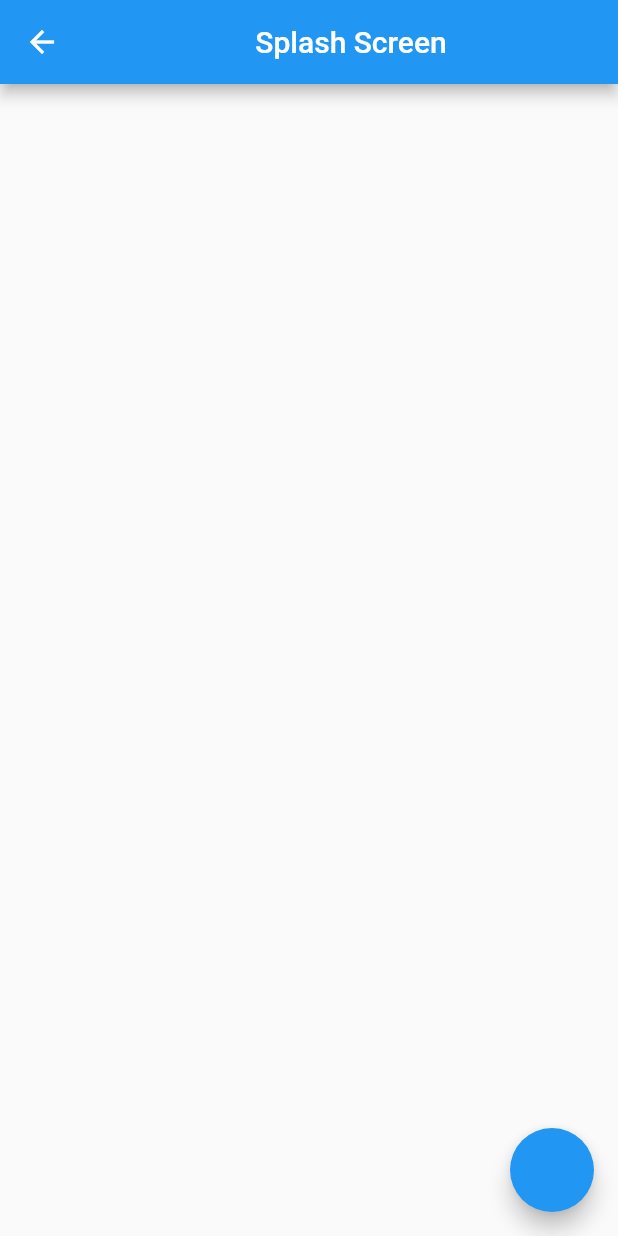
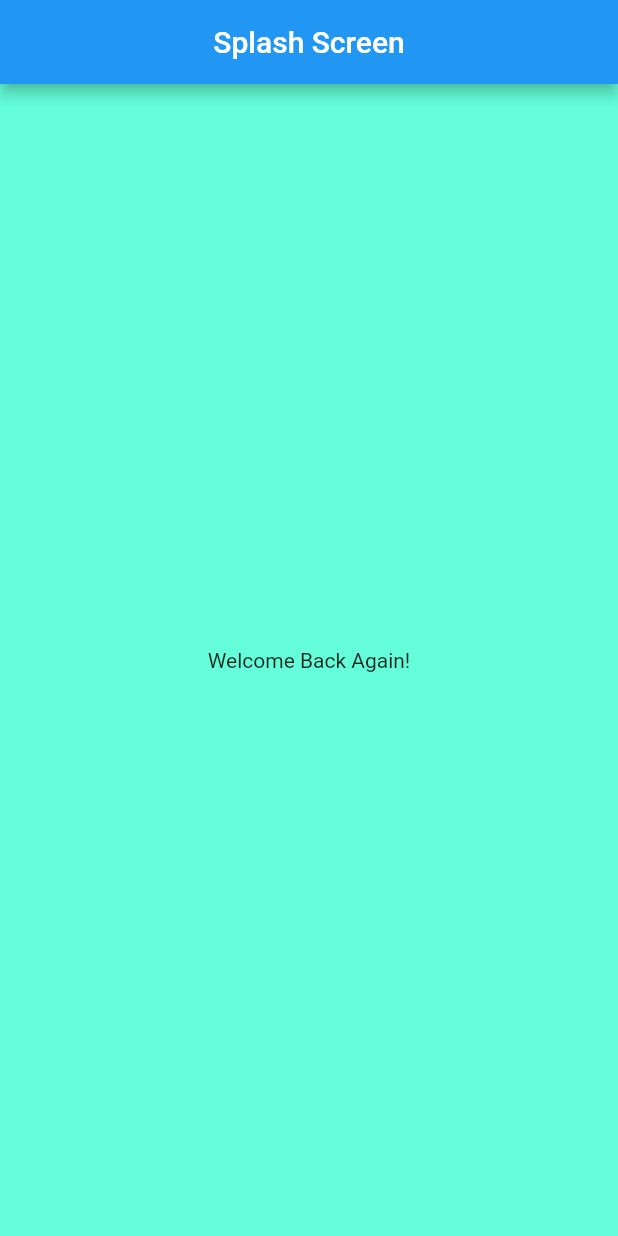
Before and after one commit to razzaq-99/Flutter_GetX_State_Management, a Flutter app: the SplashScreen screen opened directly, on a phone screen of 412 x 824 dp. Run offline on Flutter 3.47's test engine with Material 2 defaults, Android fonts, the phone set to English and light mode, and no system bars; our stand-ins replace fluttertoast, get.

Commit message:
Updated all files to manage login view  through MVVM architecture

```diff
--- a/lib/getx_mvvm/resources/getx_localization/languages.dart
+++ b/lib/getx_mvvm/resources/getx_localization/languages.dart
@@ -9,7 +9,8 @@ class Languages extends Translations{
     'en_US' : {
       'email_hint' : 'Enter Email',
       'internet_exception' : 'We are unable to show results \nplease check your internet connection',
-      'general_exception' : 'still some issues in your coonection\ntry again please'
+      'general_exception' : 'still some issues in your coonection\ntry again please',
+      'welcome_back' : 'Welcome Back Again!',
     },
     'ur_PK' : {
       'email_hint' : 'ای میل درج کریں۔'
--- a/lib/getx_mvvm/resources/routes/getx_routes.dart
+++ b/lib/getx_mvvm/resources/routes/getx_routes.dart
@@ -3,6 +3,7 @@
 
 import 'package:flutter_getx/getx_mvvm/resources/routes/getx_routes_name.dart';
 import 'package:flutter_getx/getx_mvvm/view/home_screen.dart';
+import 'package:flutter_getx/getx_mvvm/view/login_view/login_view_screen.dart';
 import 'package:flutter_getx/getx_mvvm/view/splash_screen.dart';
 import 'package:flutter_getx/home_screen.dart';
 import 'package:get/get_navigation/get_navigation.dart';
@@ -13,6 +14,10 @@ class AppRoutes{
 
     GetPage(name: RoutesName.homeScreen, page: () => const GetXHomeScreen(),
         transitionDuration: const Duration(milliseconds: 300),
+        transition: Transition.leftToRightWithFade),
+
+    GetPage(name: RoutesName.loginView, page: () => const LoginView(),
+        transitionDuration: const Duration(milliseconds: 300),
         transition: Transition.leftToRightWithFade)
 
   ];
--- a/lib/getx_mvvm/resources/routes/getx_routes_name.dart
+++ b/lib/getx_mvvm/resources/routes/getx_routes_name.dart
@@ -3,5 +3,6 @@ class RoutesName{
 
   static const String homeScreen = '/';
   static const String loginScreen = '/login_screen';
+  static const String loginView = '/login_view_screen';
 
 }
--- a/lib/getx_mvvm/view/splash_screen.dart
+++ b/lib/getx_mvvm/view/splash_screen.dart
@@ -1,5 +1,7 @@
 import 'package:flutter/material.dart';
 import 'package:flutter_getx/getx_mvvm/data/app_exceptions.dart';
+import 'package:flutter_getx/getx_mvvm/view_model/services/app_services.dart';
+import 'package:get/get.dart';
 
 class SplashScreen extends StatefulWidget {
   const SplashScreen({Key? key}) : super(key: key);
@@ -9,15 +11,28 @@ class SplashScreen extends StatefulWidget {
 }
 
 class _SplashScreenState extends State<SplashScreen> {
+
+  AppServices appServices = AppServices();
+
+  @override
+  void initState() {
+    // TODO: implement initState
+    super.initState();
+
+    appServices.isLogin();
+  }
   @override
   Widget build(BuildContext context) {
     return Scaffold(
       appBar: AppBar(
         title: const Center(child: Text("Splash Screen")),
       ),
-      floatingActionButton: FloatingActionButton(onPressed: (){
-        throw internetException('error : ');
-      }),
+
+      backgroundColor: Colors.tealAccent,
+      body: Center( child : Text('welcome_back'.tr)),
+      // floatingActionButton: FloatingActionButton(onPressed: (){
+      //   throw internetException('error : ');
+      // }),
     );
   }
 }
```
Also changed, not shown: lib/getx_mvvm/view/login_view/login_view_screen.dart (+20 -0 lines), lib/main.dart (+10 -5 lines).
